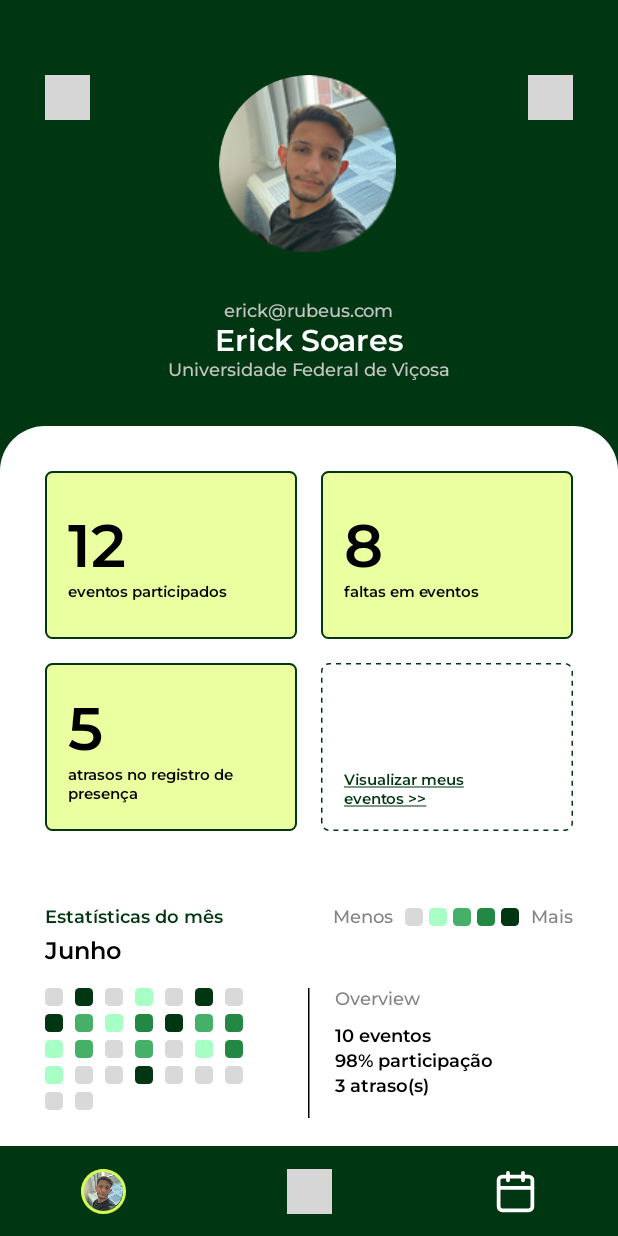
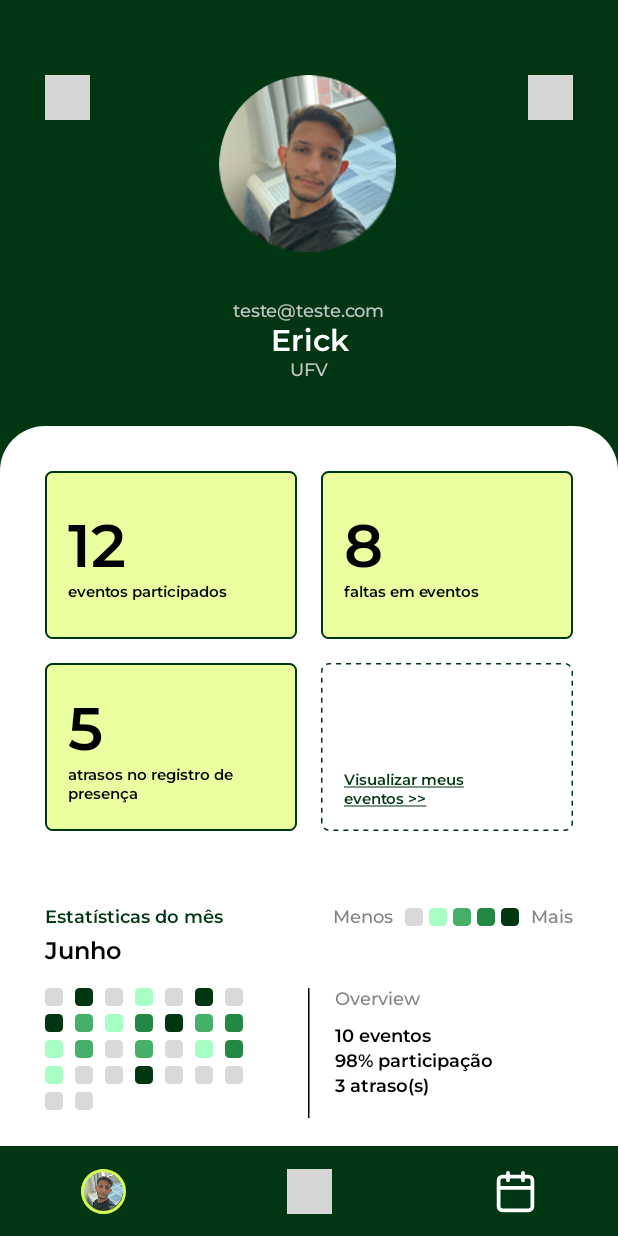
Before and after one commit to LorenaSouzaMoreiraa/INF311-Projeto09, an Android app built with Jetpack Compose: the @Preview function ProfileScreenPreview, on a phone screen of 412 x 824 dp. Run offline under Robolectric (Android 15) with nearby library versions, the phone set to English and light mode, and no system bars; libraries missing offline, so code that uses them is left out: com.jihan.lucide_icons; 6 statements that could not run were skipped; grey boxes are pictures that could not be loaded.

Commit message:
Corrigindo algumas informações do profile

```diff
--- a/app/src/main/java/com/example/inf311_projeto09/ui/MyComposeLauncher.kt
+++ b/app/src/main/java/com/example/inf311_projeto09/ui/MyComposeLauncher.kt
@@ -30,6 +30,8 @@ import com.example.inf311_projeto09.ui.screens.user.QrScannerScreen
 import com.example.inf311_projeto09.ui.screens.user.VerificationCodeScreen
 import com.example.inf311_projeto09.ui.utils.AppDateHelper
 import java.util.Calendar
+
+// TODO: trocar cores de branco para offWhite
 
 enum class ScreenType(val route: String) {
     WELCOME("welcome"),
@@ -240,14 +242,22 @@ fun AppNavHost(
         }
 
         composable(ScreenType.PROFILE.route) {
-            // TODO: integrar
+            user?.let { nonNullUser ->
                 ProfileScreen(
+                    user = nonNullUser,
                     navController = navController,
                     onLogout = {
                         setRememberedEmail(activity, "")
                         navController.navigate(ScreenType.LOGIN.route)
                     }
                 )
+            } ?: run {
+                setRememberedEmail(activity, "")
+                navController.navigate(ScreenType.LOGIN.route) {
+                    popUpTo(0) { inclusive = true }
+                    launchSingleTop = true
+                }
+            }
         }
 
         composable(ScreenType.NOTIFICATIONS.route) {
--- a/app/src/main/java/com/example/inf311_projeto09/ui/screens/Welcome.kt
+++ b/app/src/main/java/com/example/inf311_projeto09/ui/screens/Welcome.kt
@@ -60,7 +60,6 @@ fun WelcomeScreen(
                     .fillMaxWidth()
                     .weight(1f)
             ) {
-                // TODO: Mudar "Erick" para "Usuário"
                 Image(
                     painter = painterResource(id = R.drawable.welcome_screen),
                     contentDescription = "Imagem na tela inicial",
--- a/app/src/main/java/com/example/inf311_projeto09/ui/screens/user/Profile.kt
+++ b/app/src/main/java/com/example/inf311_projeto09/ui/screens/user/Profile.kt
@@ -29,12 +29,14 @@ import androidx.compose.ui.draw.clip
 import androidx.compose.ui.layout.ContentScale
 import androidx.compose.ui.res.painterResource
 import androidx.compose.ui.text.font.FontWeight
+import androidx.compose.ui.text.style.TextAlign
 import androidx.compose.ui.tooling.preview.Preview
 import androidx.compose.ui.unit.dp
 import androidx.compose.ui.unit.sp
 import androidx.navigation.NavHostController
 import androidx.navigation.compose.rememberNavController
 import com.example.inf311_projeto09.R
+import com.example.inf311_projeto09.model.User
 import com.example.inf311_projeto09.ui.ScreenType
 import com.example.inf311_projeto09.ui.components.NavBar
 import com.example.inf311_projeto09.ui.components.NavBarOption
@@ -49,7 +51,7 @@ import kotlin.random.Random
 
 @Composable
 fun ProfileScreen(
-    userId: String = "idUsuario", // TODO: pegar nome do banco de dados
+    user: User,
     onLogout: () -> Unit = {},
     navController: NavHostController
 ) {
@@ -58,7 +60,7 @@ fun ProfileScreen(
             .fillMaxSize()
             .background(AppColors().darkGreen)
     ) {
-        TopBarProfile(userId, onLogout, navController)
+        TopBarProfile(user, onLogout, navController)
 
         Spacer(modifier = Modifier.height(30.dp))
 
@@ -74,11 +76,11 @@ fun ProfileScreen(
                 .padding(top = 30.dp)
                 .verticalScroll(rememberScrollState())
         ) {
-            CardStatistics(userId, navController)
+            CardStatistics(user, navController)
 
             Spacer(modifier = Modifier.height(30.dp))
 
-            MonthStatistics(userId)
+            MonthStatistics(user)
         }
 
         NavBar(navController, NavBarOption.PROFILE)
@@ -87,15 +89,12 @@ fun ProfileScreen(
 
 @Composable
 fun TopBarProfile(
-    userid: String,
+    user: User,
     onLogout: () -> Unit = {},
     navController: NavHostController
 ) {
-    // TODO: pegar pelo id do usuário
+    // TODO: pegar imagem
     val profileImage = 1
-    val email = "erick@rubeus.com"
-    val userName = "Erick Soares"
-    val institution = "Universidade Federal de Viçosa"
 
     Row(
         modifier = Modifier
@@ -153,7 +152,7 @@ fun TopBarProfile(
         horizontalAlignment = Alignment.CenterHorizontally
     ) {
         Text(
-            text = email,
+            text = user.email,
             fontFamily = AppFonts().montserrat,
             fontWeight = FontWeight.Medium,
             color = AppColors().lightGrey,
@@ -161,28 +160,35 @@ fun TopBarProfile(
         )
 
         Text(
-            text = userName,
+            text = user.name,
             fontFamily = AppFonts().montserrat,
             fontWeight = FontWeight.SemiBold,
             color = AppColors().white,
-            fontSize = 20.sp
+            fontSize = 20.sp,
+            textAlign = TextAlign.Center,
+            modifier = Modifier
+                .padding(horizontal = 40.dp)
         )
 
         Text(
-            text = institution,
+            text = user.school.replace(Regex("\\s*\\([^)]*\\)\$"), ""),
             fontFamily = AppFonts().montserrat,
             fontWeight = FontWeight.Medium,
             color = AppColors().lightGrey,
-            fontSize = 12.sp
+            fontSize = 12.sp,
+            textAlign = TextAlign.Center,
+            modifier = Modifier
+                .padding(horizontal = 40.dp)
         )
     }
 }
 
 @Composable
 fun CardStatistics(
-    userid: String,
+    user: User,
     navController: NavHostController
 ) {
+    // TODO: pegar dados reais, por agora está fictícil
     Column(
         modifier = Modifier
             .fillMaxWidth()
@@ -221,7 +227,7 @@ data class CalendarDay(
 
 @Composable
 fun MonthStatistics(
-    userid: String
+    user: User
 ) {
     // TODO: pegar dados reais, por agora está fictícil
     val currentMonth = AppDateHelper().getCurrentMonth()
@@ -453,5 +459,15 @@ fun PresenceLegend() {
 @Preview(showBackground = true, showSystemUi = true)
 @Composable
 fun ProfileScreenPreview() {
-    ProfileScreen(navController = rememberNavController())
+    ProfileScreen(
+        user = User(
+            0,
+            "Erick",
+            User.UserRole.USER,
+            "teste@teste.com",
+            "cpf",
+            "UFV",
+            "****"
+        ), navController = rememberNavController()
+    )
 }
--- a/app/src/main/res/xml/data_extraction_rules.xml
+++ b/app/src/main/res/xml/data_extraction_rules.xml
@@ -5,7 +5,7 @@
 -->
 <data-extraction-rules>
     <cloud-backup>
-        <!-- TODO: Use <include> and <exclude> to control what is backed up.
+        <!--
         <include .../>
         <exclude .../>
         -->
```
Lines whose indentation alone changed are shown as unchanged.
